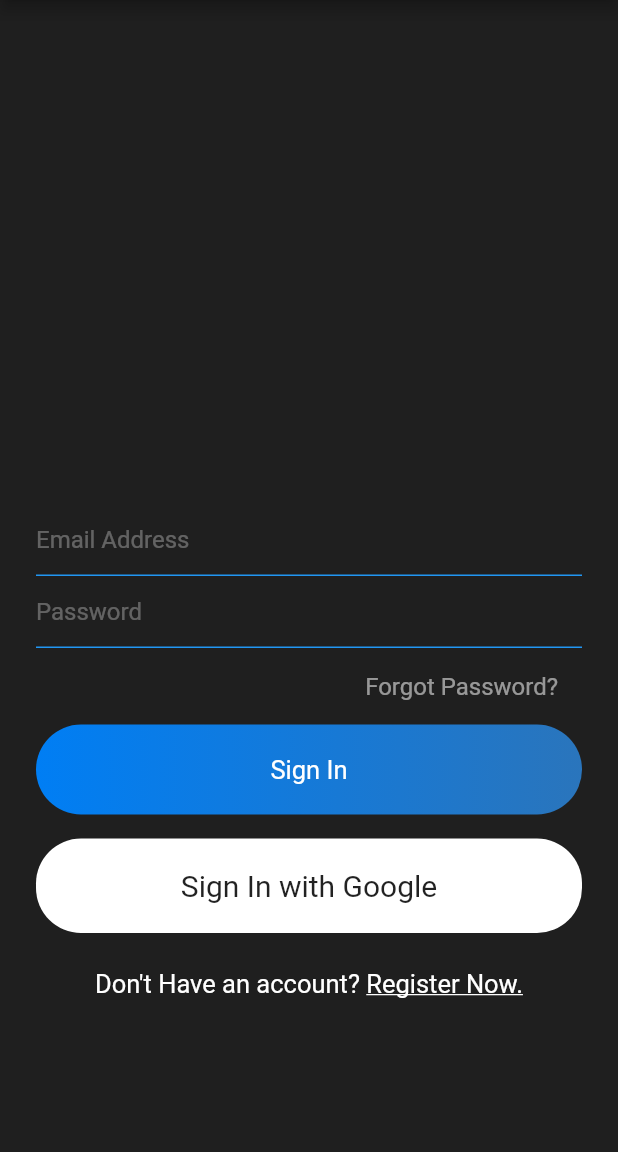
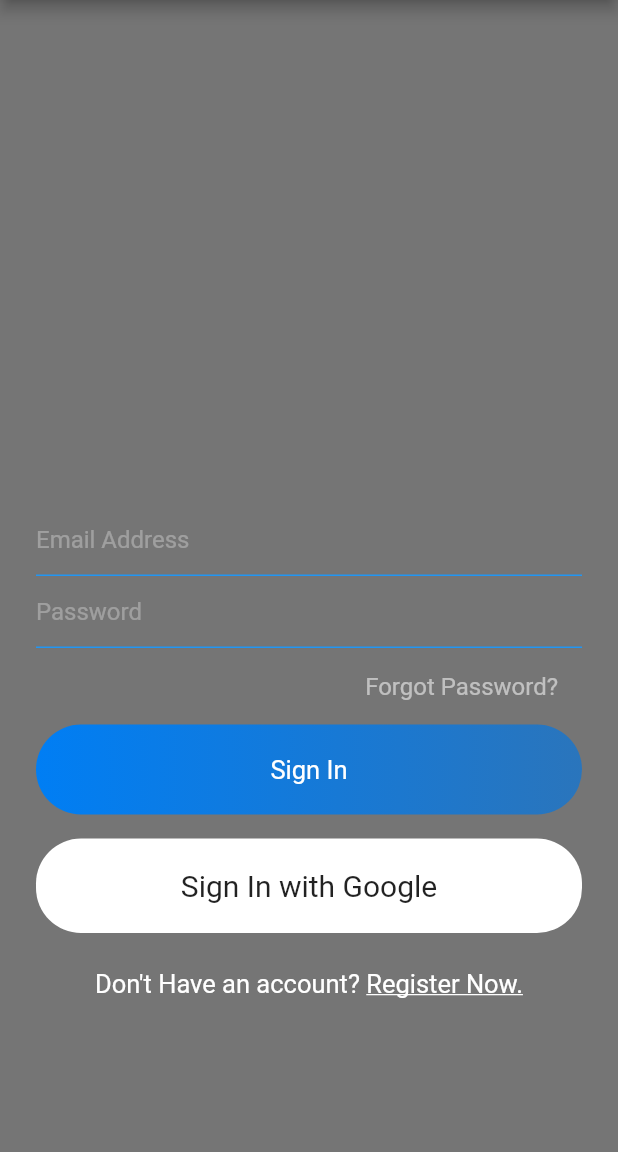
Before and after one commit to Sanchaksh/GChat, a Flutter app: the screen it shows after launch, on a phone screen of 412 x 824 dp, the part 84-1236 px from its top. Run offline on Flutter 3.47's test engine with Material 2 defaults, Android fonts, the phone set to English and light mode, and no system bars; our stand-ins replace cloud_firestore, firebase_auth, firebase_core, google_sign_in, shared_preferences; accounts and stored records are empty.

Commit message:
Updated color scheme.

```diff
--- a/lib/main.dart
+++ b/lib/main.dart
@@ -42,9 +42,9 @@ class _MyAppState extends State<MyApp> {
       title: 'GChat: Chat up',
       debugShowCheckedModeBanner: false,
       theme: ThemeData(
-        primaryColor: Color(0xff145C9E),
+        primaryColor: Colors.purple,
         primarySwatch: Colors.green,
-        scaffoldBackgroundColor: Color(0xff1F1F1F),
+        scaffoldBackgroundColor: Colors.black54,
         visualDensity: VisualDensity.adaptivePlatformDensity,
       ),
       home: userIsLoggedIn != null ? userIsLoggedIn ? chatRoom() : Authenticate() : Container(
```
